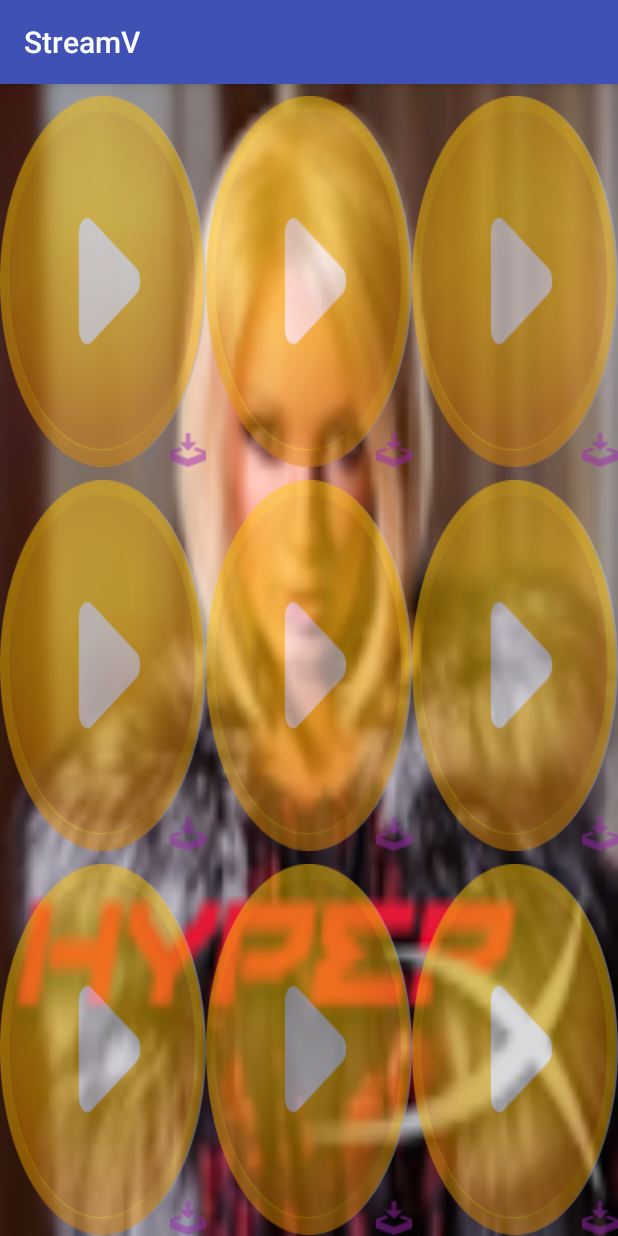
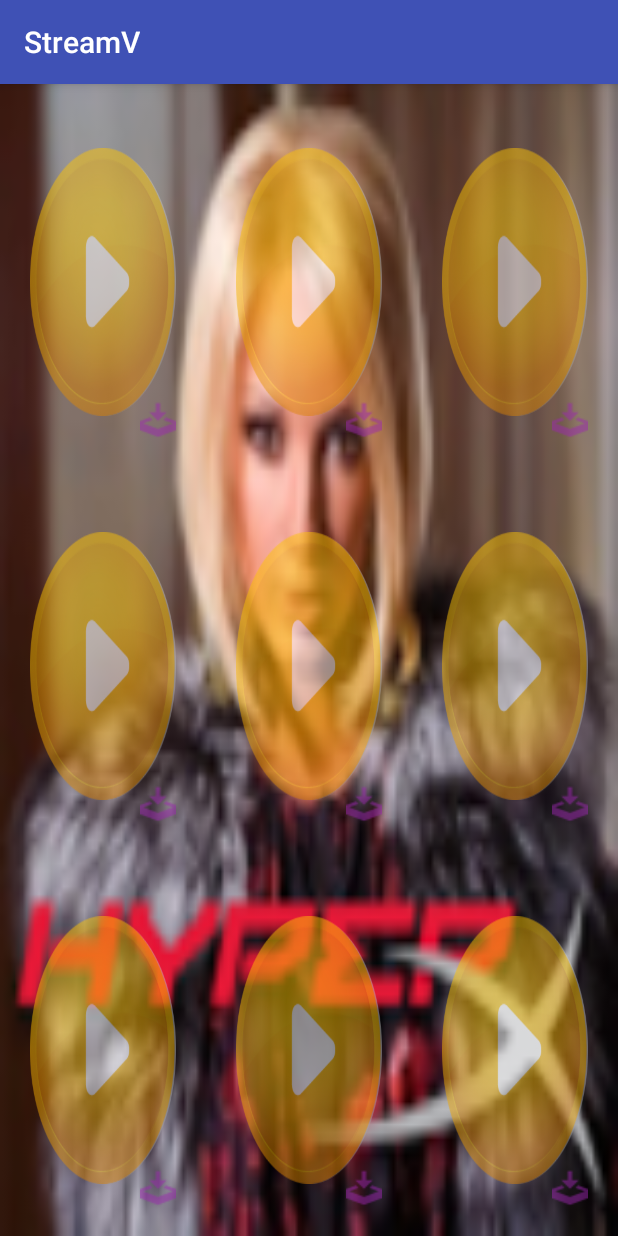
Before and after one commit to neek1337/StreamV, an Android app: the SecondActivity screen opened directly, with no data from a screen before it, on a phone screen of 412 x 824 dp. Run offline under Robolectric (Android 15) with nearby library versions, the phone set to English and light mode, and no system bars.

Commit message:
int a =3

```diff
--- a/app/src/main/res/drawable/normal_custom_button.xml
+++ b/app/src/main/res/drawable/normal_custom_button.xml
@@ -1,4 +1,7 @@
 <?xml version="1.0" encoding="utf-8"?>
 <layer-list xmlns:android="http://schemas.android.com/apk/res/android">
-    <item android:drawable="@drawable/play" />
+    <item
+        android:drawable="@drawable/play"
+        android:bottom="15dp"
+        android:top="15dp" />
 </layer-list>
--- a/app/src/main/res/drawable/pressed_custom_button.xml
+++ b/app/src/main/res/drawable/pressed_custom_button.xml
@@ -3,8 +3,8 @@
 
     <item
         android:drawable="@drawable/play"
-        android:bottom="30dp"
-        android:left="30dp"
-        android:right="30dp"
-        android:top="30dp" />
+        android:bottom="20dp"
+        android:left="5dp"
+        android:right="5dp"
+        android:top="20dp" />
 </layer-list>
--- a/app/src/main/res/layout/custom_button.xml
+++ b/app/src/main/res/layout/custom_button.xml
@@ -4,7 +4,8 @@
     android:layout_width="wrap_content"
     android:layout_height="wrap_content"
     android:alpha="0.5"
-    android:clickable="true">
+    android:clickable="true"
+    android:layout_margin="20dp">
 
     <ImageView
         android:id="@+id/uiMyButtonIcon"
```
